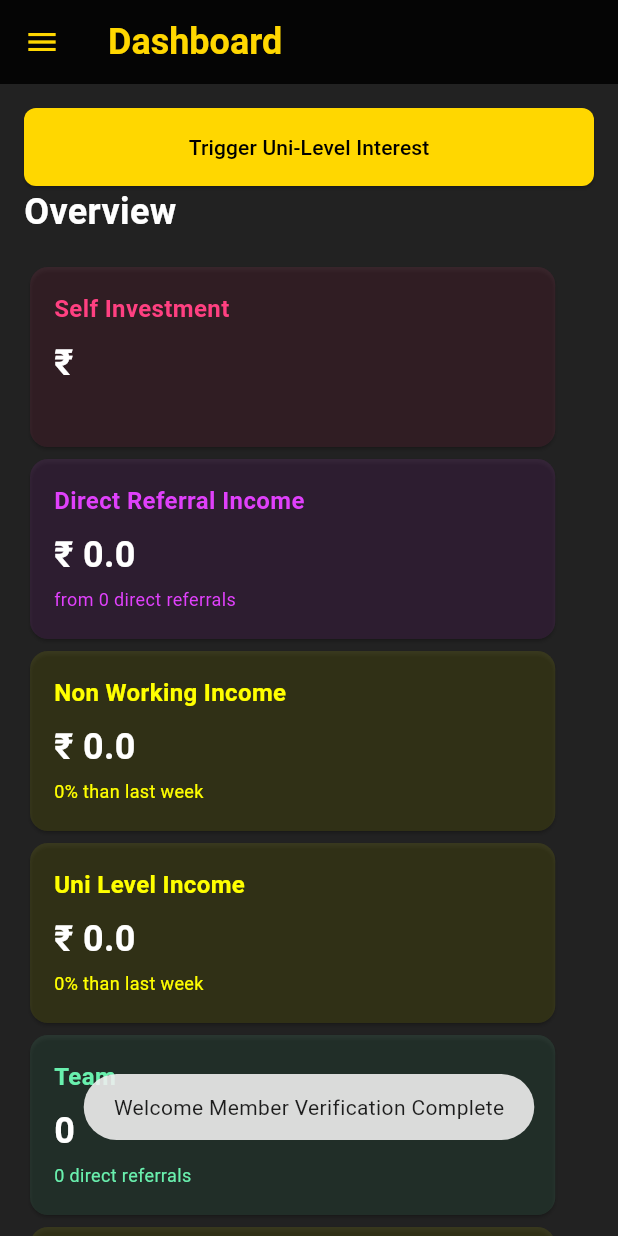
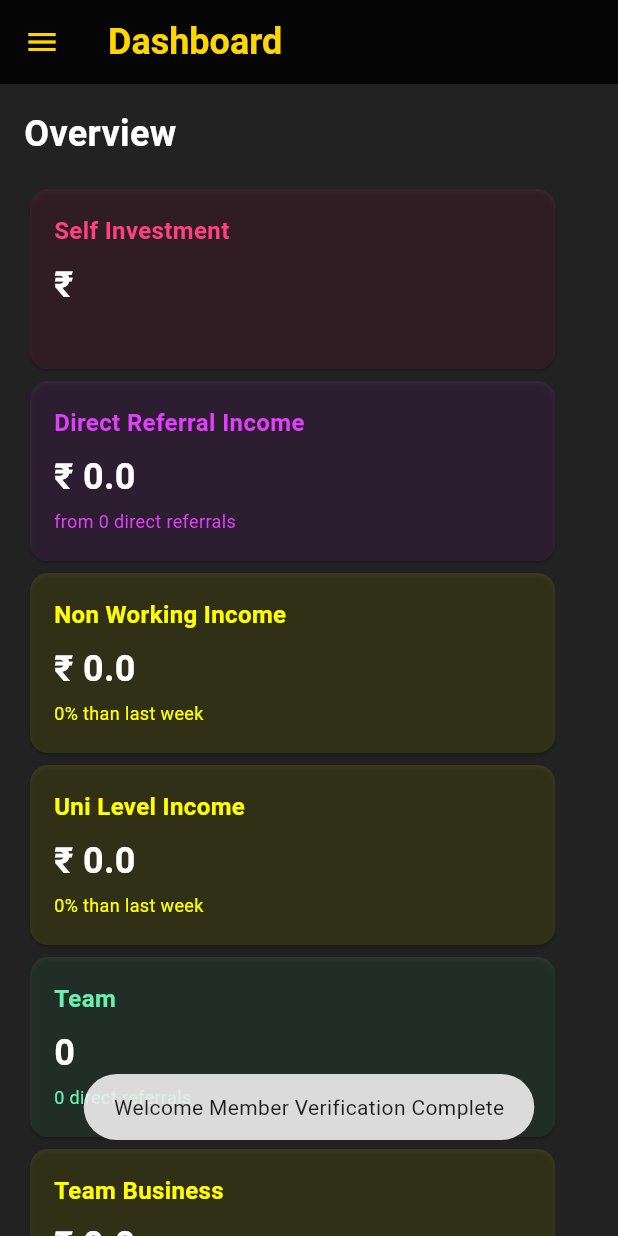
Before and after one commit to shashanking/growrichgroup, a Flutter app: the DashboardPage screen opened by its route, on a phone screen of 412 x 824 dp. Run offline on Flutter 3.47's test engine with Material 3 defaults, Android fonts, the light colour scheme and no system bars; our stand-ins replace auto_route, cloud_firestore, firebase_auth, firebase_core, flutter_riverpod, fluttertoast and 4 more; accounts and stored records are empty; statements that could not run were skipped.

Commit message:
admin button jugad

```diff
--- a/lib/dashboard/presentation/pages/dashboard_page.dart
+++ b/lib/dashboard/presentation/pages/dashboard_page.dart
@@ -73,6 +73,7 @@ class _DashboardPageState extends ConsumerState<DashboardPage> {
                       children: [
                         Row(
                           children: [
+                            if (state.uid == 'GG1000001')
                               Expanded(
                                 child: ElevatedButton(
                                   onPressed: () {
@@ -81,7 +82,8 @@ class _DashboardPageState extends ConsumerState<DashboardPage> {
                                           .triggerBiWeeklyInterest();
                                     });
                                   },
-                                child: const Text('Trigger Uni-Level Interest'),
+                                  child:
+                                      const Text('Trigger Uni-Level Interest'),
                                 ),
                               )
                           ],
@@ -169,6 +171,7 @@ class _DashboardPageState extends ConsumerState<DashboardPage> {
                           child: Column(
                             crossAxisAlignment: CrossAxisAlignment.start,
                             children: [
+                              if (state.uid == 'GG1000001')
                                 ElevatedButton(
                                   onPressed: () {
                                     _showConfirmationDialog(context, () async {
@@ -176,7 +179,8 @@ class _DashboardPageState extends ConsumerState<DashboardPage> {
                                           .triggerBiWeeklyInterest();
                                     });
                                   },
-                                child: const Text('Trigger Uni-Level Interest'),
+                                  child:
+                                      const Text('Trigger Uni-Level Interest'),
                                 ),
                               const Text(
                                 'Overview',
```
Lines whose indentation alone changed are shown as unchanged.
